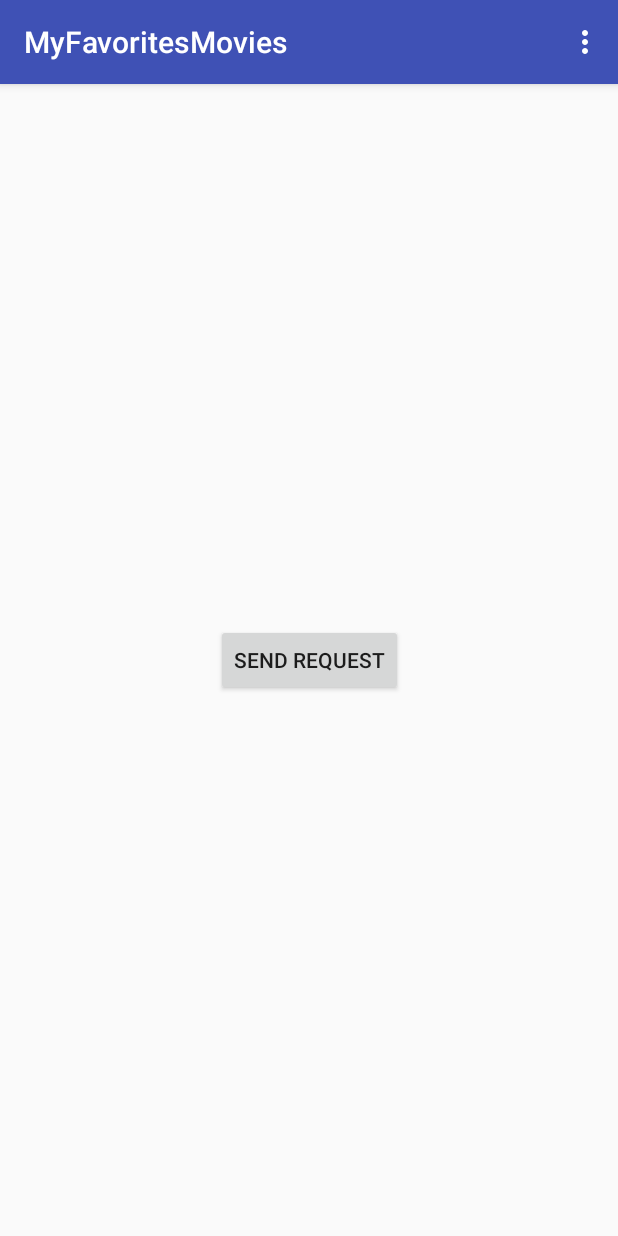
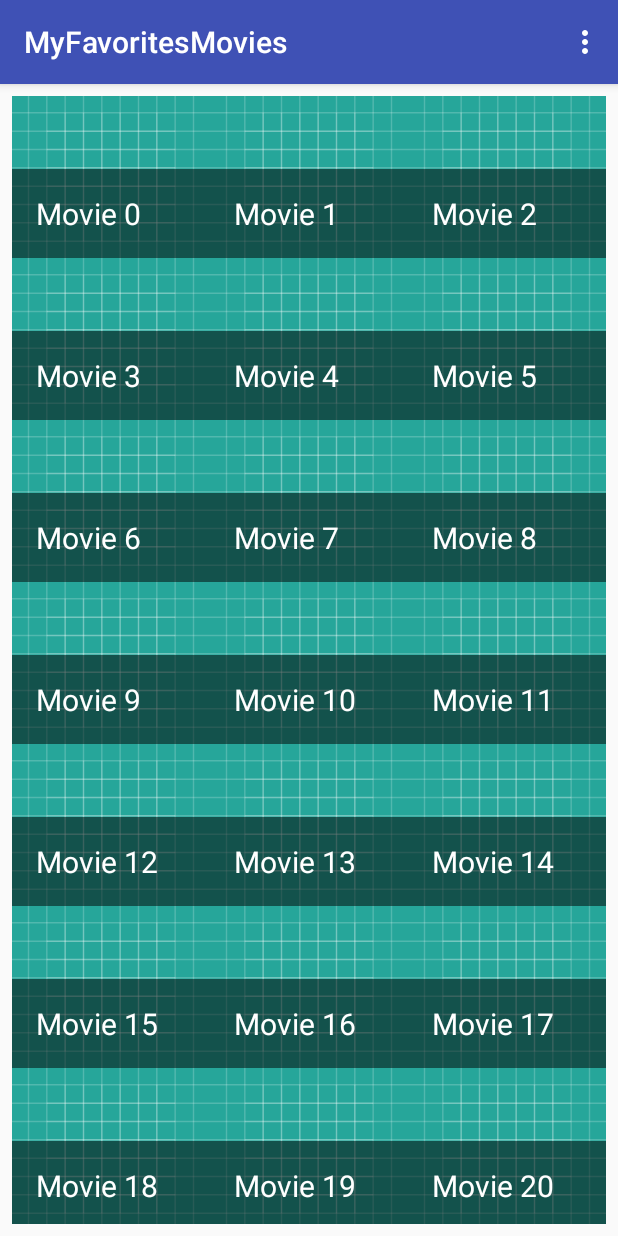
Before and after one commit to axel-legue/MyFavoritesMovies, an Android app: the screen it shows after launch (MainActivity), on a phone screen of 412 x 824 dp. Run offline under Robolectric (Android 15) with nearby library versions, the phone set to English and light mode, and no system bars; our stand-ins replace ButterKnife, Picasso, RxJava; network calls fail; pictures from the network do not load.

Commit message:
implement Adapter, RecyclerView , fetch Data from API

```diff
--- a/app/src/main/AndroidManifest.xml
+++ b/app/src/main/AndroidManifest.xml
@@ -2,9 +2,12 @@
 <manifest xmlns:android="http://schemas.android.com/apk/res/android"
     package="com.legue.axel.myfavoritesmovies">
 
+    <uses-permission android:name="android.permission.INTERNET" />
+
     <application
         android:name=".MyFavoritesMoviesApplication"
         android:allowBackup="true"
+        android:fullBackupContent="false"
         android:icon="@mipmap/ic_launcher"
         android:label="@string/app_name"
         android:roundIcon="@mipmap/ic_launcher_round"
@@ -13,6 +16,7 @@
         <activity android:name=".MainActivity">
             <intent-filter>
                 <action android:name="android.intent.action.MAIN" />
+                <action android:name="android.intent.action.VIEW" />
 
                 <category android:name="android.intent.category.LAUNCHER" />
             </intent-filter>
--- a/app/src/main/java/com/legue/axel/myfavoritesmovies/MainActivity.java
+++ b/app/src/main/java/com/legue/axel/myfavoritesmovies/MainActivity.java
@@ -1,26 +1,38 @@
 package com.legue.axel.myfavoritesmovies;
 
+import android.os.Bundle;
+import android.os.Handler;
+import android.os.Message;
 import android.support.v7.app.AppCompatActivity;
-import android.os.Bundle;
+import android.support.v7.widget.GridLayoutManager;
+import android.support.v7.widget.RecyclerView;
 import android.util.Log;
 import android.view.Menu;
 import android.view.MenuItem;
-import android.view.View;
-import android.widget.Button;
 import android.widget.Toast;
 
-import java.io.IOException;
+import com.legue.axel.myfavoritesmovies.library.RetrofitHelper;
+import com.legue.axel.myfavoritesmovies.model.Movie;
+import com.legue.axel.myfavoritesmovies.model.MovieAdapter;
+import com.legue.axel.myfavoritesmovies.model.MoviesResponse;
+
+import java.util.ArrayList;
+import java.util.List;
 
 import butterknife.BindView;
 import butterknife.ButterKnife;
-import okhttp3.ResponseBody;
-import retrofit2.Call;
 
 public class MainActivity extends AppCompatActivity implements ActivityInterface {
 
-    @BindView(R.id.button)
-    Button button;
+    private final static String TAG = MainActivity.class.getSimpleName();
+
     private MyFavoritesMoviesApplication application;
+    private MoviesResponse moviesResponse;
+    private MovieAdapter mMovieAdapter;
+    private List<Movie> movieList;
+
+    @BindView(R.id.rv_movies)
+    RecyclerView mMoviesRecyclerView;
 
     @Override
     protected void onCreate(Bundle savedInstanceState) {
@@ -59,25 +71,58 @@ public class MainActivity extends AppCompatActivity implements ActivityInterface
 
     @Override
     public void initClickListener() {
-        button.setOnClickListener(new View.OnClickListener() {
-            @Override
-            public void onClick(View v) {
-                if(application.getRetrofitManager() != null){
-                 Call<ResponseBody> call =  application.getRetrofitManager().getPopularMovies("1","en_US");
-                    try {
-                        ResponseBody responseBody1 = call.execute().body();
-                        Log.i("TAG", "onClick: " + responseBody1);
-                    } catch (IOException e) {
-                        e.printStackTrace();
-                    }
-                }
-            }
-        });
-
     }
 
     @Override
     public void initData() {
         application = (MyFavoritesMoviesApplication) getApplication();
+
+        if (movieList == null) {
+            movieList = new ArrayList<>();
+        }
+
+        loadPopularMovies();
+
+        // Mock Data for Adapter
+        for (int i = 0; i < 30; i++) {
+            Movie movie = new Movie();
+            movie.setTitle("Movie " + i);
+            movieList.add(movie);
+        }
+
+
+        mMovieAdapter = new MovieAdapter(this, movieList);
+        //TODO : replace number of column with constant.
+        mMoviesRecyclerView.setLayoutManager(new GridLayoutManager(this, 3));
+        mMoviesRecyclerView.setAdapter(mMovieAdapter);
+        mMoviesRecyclerView.setHasFixedSize(true);
+
+
     }
+
+    private void loadPopularMovies() {
+        RetrofitHelper.getPopularMovies("1", "en_US", Constants.ACTION_COMPLETE, moviesHandler, application);
+    }
+
+    private Handler moviesHandler = new Handler() {
+        @Override
+        public void handleMessage(Message msg) {
+
+            switch (msg.what) {
+                case Constants.ACTION_COMPLETE:
+                    if (application.getMoviesResponse() != null) {
+                        //TODO fill the list of movies
+                        Log.i(TAG, "handleMessage: ");
+                        moviesResponse = application.getMoviesResponse();
+                        //TODO : Convert Movie Response to Movies
+                    }
+                    break;
+
+                case Constants.ACTION_ERROR:
+                    break;
+            }
+            super.handleMessage(msg);
+        }
+    };
+
 }
--- /dev/null
+++ b/app/src/main/java/com/legue/axel/myfavoritesmovies/library/RetrofitHelper.java
@@ -0,0 +1,67 @@
+package com.legue.axel.myfavoritesmovies.library;
+
+import android.os.Handler;
+import android.os.Message;
+import android.util.Log;
+
+import com.legue.axel.myfavoritesmovies.Constants;
+import com.legue.axel.myfavoritesmovies.MyFavoritesMoviesApplication;
+import com.legue.axel.myfavoritesmovies.model.MoviesResponse;
+
+import io.reactivex.Observer;
+import io.reactivex.android.schedulers.AndroidSchedulers;
+import io.reactivex.disposables.Disposable;
+import io.reactivex.schedulers.Schedulers;
+import retrofit2.HttpException;
+
+public class RetrofitHelper {
+
+    private static final String TAG = RetrofitHelper.class.getSimpleName();
+
+    public static void getPopularMovies(String page, String language,final int action, final Handler handlerMessage, final MyFavoritesMoviesApplication application) {
+
+        application.getRetrofitManager().getPopularMovies(page, language)
+                .subscribeOn(Schedulers.newThread())
+                .observeOn(AndroidSchedulers.mainThread())
+                .subscribe(new Observer<MoviesResponse>() {
+
+                    @Override
+                    public void onSubscribe(Disposable d) {
+                        Log.i(TAG, "onSubscribe :" + d.toString());
+                    }
+
+                    @Override
+                    public void onNext(MoviesResponse moviesResponse) {
+                        if (moviesResponse != null) {
+                            application.setMoviesResponse(moviesResponse);
+                        }
+                    }
+
+                    @Override
+                    public void onError(Throwable e) {
+                        if (e instanceof HttpException) {
+                            HttpException httpException = (HttpException) e;
+                            int code = httpException.code();
+                            Log.i(TAG, "Server respond with code : " + code);
+                            Log.i(TAG, "Response : " + httpException.getMessage());
+                        } else {
+                            Log.i(TAG, e.getMessage() == null ? "unknown error" : e.getMessage());
+                            e.printStackTrace();
+                        }
+                        // Send message for send image
+                        Message msg = new Message();
+                        msg.what = Constants.ACTION_ERROR;
+                        msg.obj = Constants.ERROR;
+                        handlerMessage.sendMessage(msg);
+                    }
+
+                    @Override
+                    public void onComplete() {
+                        Log.i(TAG, "onComplete");
+                        Message message = new Message();
+                        message.what = action;
+                        handlerMessage.sendMessage(message);
+                    }
+                });
+    }
+}
--- a/app/src/main/java/com/legue/axel/myfavoritesmovies/library/RetrofitManager.java
+++ b/app/src/main/java/com/legue/axel/myfavoritesmovies/library/RetrofitManager.java
@@ -2,18 +2,16 @@ package com.legue.axel.myfavoritesmovies.library;
 
 import android.util.Log;
 
-import com.legue.axel.myfavoritesmovies.model.Movie;
+import com.legue.axel.myfavoritesmovies.model.MoviesResponse;
 
 import java.util.HashMap;
-import java.util.List;
 import java.util.Map;
 
+import io.reactivex.Observable;
 import okhttp3.OkHttpClient;
-import okhttp3.RequestBody;
-import okhttp3.ResponseBody;
 import okhttp3.logging.HttpLoggingInterceptor;
-import retrofit2.Call;
 import retrofit2.Retrofit;
+import retrofit2.adapter.rxjava2.RxJava2CallAdapterFactory;
 import retrofit2.converter.gson.GsonConverterFactory;
 
 public class RetrofitManager {
@@ -25,8 +23,8 @@ public class RetrofitManager {
     private static final String LANGUAGE_KEY = "language";
     private static final String API_KEY = "api_key";
     private static final String API_KEY_VALUE = "c84a53cfcf0110ef15678006695e3b38";
-    private TheMovieDBService movieDBService;
-    private Retrofit retrofit;
+    private final TheMovieDBService movieDBService;
+    private final Retrofit retrofit;
 
     public RetrofitManager() {
 
@@ -35,9 +33,11 @@ public class RetrofitManager {
 
         OkHttpClient client = new OkHttpClient.Builder().addInterceptor(interceptor).build();
 
+
         retrofit = new Retrofit.Builder()
                 .baseUrl(BASE_URL)
                 .client(client)
+                .addCallAdapterFactory(RxJava2CallAdapterFactory.create())
                 .addConverterFactory(GsonConverterFactory.create())
                 .build();
 
@@ -46,7 +46,7 @@ public class RetrofitManager {
     }
 
 
-    public Call<ResponseBody> getPopularMovies(String page, String language) {
+    public Observable<MoviesResponse> getPopularMovies(String page, String language) {
         Map<String, String> queryParams = new HashMap<>();
         queryParams.put(API_KEY, API_KEY_VALUE);
         queryParams.put(LANGUAGE_KEY, language);
@@ -59,7 +59,7 @@ public class RetrofitManager {
     }
 
 
-    public Call<ResponseBody> getTopRatedMovies(String page, String language) {
+    public Observable<MoviesResponse> getTopRatedMovies(String page, String language) {
         Map<String, String> queryParams = new HashMap<>();
         queryParams.put(API_KEY, API_KEY_VALUE);
         queryParams.put(LANGUAGE_KEY, language);
--- a/app/src/main/java/com/legue/axel/myfavoritesmovies/library/TheMovieDBService.java
+++ b/app/src/main/java/com/legue/axel/myfavoritesmovies/library/TheMovieDBService.java
@@ -1,18 +1,18 @@
 package com.legue.axel.myfavoritesmovies.library;
+
+import com.legue.axel.myfavoritesmovies.model.MoviesResponse;
 
 import java.util.Map;
 
-import okhttp3.RequestBody;
-import okhttp3.ResponseBody;
-import retrofit2.Call;
+import io.reactivex.Observable;
 import retrofit2.http.GET;
 import retrofit2.http.QueryMap;
 
 public interface TheMovieDBService {
 
     @GET("/3/movie/popular")
-    Call<ResponseBody> getPopularMovies(@QueryMap Map<String,String> mapString);
+    Observable<MoviesResponse> getPopularMovies(@QueryMap Map<String,String> mapString);
 
     @GET("/3/movie/top_rated")
-    Call<ResponseBody> getTopRatedMovies(@QueryMap Map<String,String> mapString);
+    Observable<MoviesResponse> getTopRatedMovies(@QueryMap Map<String,String> mapString);
 }
--- /dev/null
+++ b/app/src/main/java/com/legue/axel/myfavoritesmovies/model/MovieAdapter.java
@@ -0,0 +1,81 @@
+package com.legue.axel.myfavoritesmovies.model;
+
+import android.content.Context;
+import android.support.annotation.NonNull;
+import android.support.v7.widget.RecyclerView;
+import android.text.TextUtils;
+import android.view.LayoutInflater;
+import android.view.View;
+import android.view.ViewGroup;
+import android.widget.ImageView;
+import android.widget.RelativeLayout;
+import android.widget.TextView;
+
+import com.legue.axel.myfavoritesmovies.R;
+import com.squareup.picasso.Picasso;
+
+import java.util.List;
+
+import butterknife.BindView;
+import butterknife.ButterKnife;
+
+public class MovieAdapter extends RecyclerView.Adapter<MovieAdapter.MovieViewHolder> {
+
+    private Context context;
+    private List<Movie> movieList;
+
+    public MovieAdapter(Context context, List<Movie> movieList) {
+        this.context = context;
+        this.movieList = movieList;
+    }
+
+    @NonNull
+    @Override
+    public MovieViewHolder onCreateViewHolder(@NonNull ViewGroup parent, int viewType) {
+        View v = LayoutInflater.from(parent.getContext()).inflate(R.layout.movies_adapter, parent, false);
+        return new MovieViewHolder(v);
+    }
+
+    @Override
+    public void onBindViewHolder(@NonNull MovieViewHolder holder, int position) {
+        final Movie movie = movieList.get(position);
+
+        if (movie != null) {
+
+            Picasso.with(context)
+                    .load(movie.getPosterPath())
+                    .error(R.drawable.ic_launcher_background)
+                    .placeholder(R.drawable.ic_launcher_background)
+                    .into(holder.posterImageView);
+
+
+            if (movie.getTitle() != null && !TextUtils.isEmpty(movie.getTitle())) {
+                holder.titleTextView.setText(movie.getTitle());
+            } else {
+                holder.titleTextView.setText("Error Title");
+            }
+        }
+
+    }
+
+    @Override
+    public int getItemCount() {
+        return movieList.size();
+    }
+
+
+    public class MovieViewHolder extends RecyclerView.ViewHolder {
+
+        @BindView(R.id.iv_movie)
+        ImageView posterImageView;
+        @BindView(R.id.tv_title)
+        TextView titleTextView;
+        @BindView(R.id.rl_wrapper_movie)
+        RelativeLayout wrapperMovieRelativeLayout;
+
+        public MovieViewHolder(View itemView) {
+            super(itemView);
+            ButterKnife.bind(this, itemView);
+        }
+    }
+}
--- a/app/src/main/res/layout/activity_main.xml
+++ b/app/src/main/res/layout/activity_main.xml
@@ -6,14 +6,18 @@
     android:layout_height="match_parent"
     tools:context=".MainActivity">
 
-    <Button
-        android:id="@+id/button"
-        android:layout_width="wrap_content"
-        android:layout_height="wrap_content"
-        android:text="send request"
+    <android.support.v7.widget.RecyclerView
+        android:id="@+id/rv_movies"
+        android:layout_width="0dp"
+        android:layout_height="0dp"
+        android:layout_marginBottom="8dp"
+        android:layout_marginEnd="8dp"
+        android:layout_marginStart="8dp"
+        android:layout_marginTop="8dp"
         app:layout_constraintBottom_toBottomOf="parent"
-        app:layout_constraintLeft_toLeftOf="parent"
-        app:layout_constraintRight_toRightOf="parent"
+        app:layout_constraintEnd_toEndOf="parent"
+        app:layout_constraintStart_toStartOf="parent"
         app:layout_constraintTop_toTopOf="parent" />
 
+
 </android.support.constraint.ConstraintLayout>
--- /dev/null
+++ b/app/src/main/res/layout/movies_adapter.xml
@@ -0,0 +1,25 @@
+<?xml version="1.0" encoding="utf-8"?>
+<RelativeLayout xmlns:android="http://schemas.android.com/apk/res/android"
+    android:id="@+id/rl_wrapper_movie"
+    android:layout_width="match_parent"
+    android:layout_height="wrap_content">
+
+    <ImageView
+        android:id="@+id/iv_movie"
+        android:layout_width="match_parent"
+        android:layout_height="match_parent"
+        android:contentDescription="@string/movie_poster"
+        android:scaleType="centerCrop" />
+
+    <TextView
+        android:id="@+id/tv_title"
+        android:layout_width="match_parent"
+        android:layout_height="wrap_content"
+        android:layout_alignParentBottom="true"
+        android:background="@color/scrimText"
+        android:paddingBottom="16dp"
+        android:paddingStart="16dp"
+        android:paddingTop="16dp"
+        android:textColor="@android:color/white"
+        android:textSize="20sp" />
+</RelativeLayout>
--- a/app/src/main/res/mipmap-anydpi-v26/ic_launcher.xml
+++ /dev/null
@@ -1,5 +0,0 @@
-<?xml version="1.0" encoding="utf-8"?>
-<adaptive-icon xmlns:android="http://schemas.android.com/apk/res/android">
-    <background android:drawable="@drawable/ic_launcher_background" />
-    <foreground android:drawable="@drawable/ic_launcher_foreground" />
-</adaptive-icon>
--- a/app/src/main/res/mipmap-anydpi-v26/ic_launcher_round.xml
+++ /dev/null
@@ -1,5 +0,0 @@
-<?xml version="1.0" encoding="utf-8"?>
-<adaptive-icon xmlns:android="http://schemas.android.com/apk/res/android">
-    <background android:drawable="@drawable/ic_launcher_background" />
-    <foreground android:drawable="@drawable/ic_launcher_foreground" />
-</adaptive-icon>
--- a/app/src/main/res/values/colors.xml
+++ b/app/src/main/res/values/colors.xml
@@ -3,4 +3,6 @@
     <color name="colorPrimary">#3F51B5</color>
     <color name="colorPrimaryDark">#303F9F</color>
     <color name="colorAccent">#FF4081</color>
+
+    <color name="scrimText">#80000000</color>
 </resources>
--- a/app/src/main/res/values/strings.xml
+++ b/app/src/main/res/values/strings.xml
@@ -1,4 +1,5 @@
 <resources>
     <string name="app_name">MyFavoritesMovies</string>
     <string name="menu_sort">Sort By</string>
+    <string name="movie_poster">Movie poster</string>
 </resources>
--- a/build.gradle
+++ b/build.gradle
@@ -36,4 +36,6 @@ ext {
     retrofit2Version = '2.4.0'
     gsonVersion = '2.8.5'
     okHttpVersion = '3.11.0'
+    rxJavaVersion = '2.1.1'
+    rxAndroidVersion = '2.0.1'
 }
```
Also changed, not shown: app/build.gradle (+9 -0 lines), app/src/main/java/com/legue/axel/myfavoritesmovies/Constants.java (added, +10 -0 lines), app/src/main/java/com/legue/axel/myfavoritesmovies/MyFavoritesMoviesApplication.java (+10 -0 lines), app/src/main/java/com/legue/axel/myfavoritesmovies/library/Utils.java (added, +22 -0 lines), app/src/main/java/com/legue/axel/myfavoritesmovies/model/MoviesResponse.java (added, +55 -0 lines), app/src/main/res/drawable-v24/ic_launcher_foreground.xml (deleted, +0 -34 lines).
